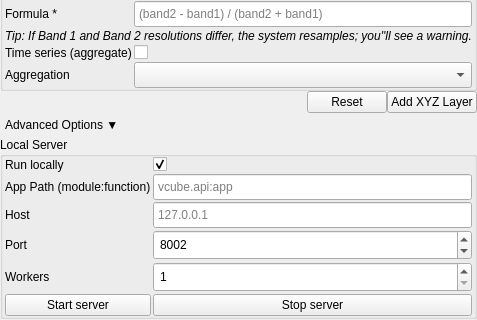
This is virtughan_qgis/tiler/tiler_form.ui in virtughan/qgis-plugin as Qt 5 draws it before an edit; both pictures show x 0 to 477 and y 350 to 670 of the 477 by 670 pixel window. The edited form follows.
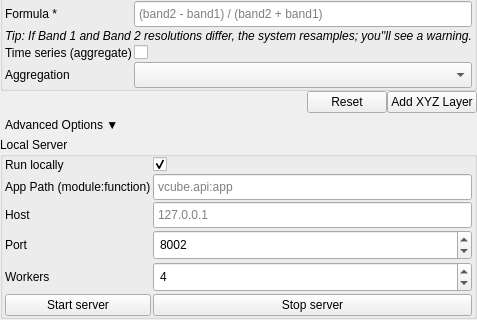
This is the edited form.

```diff
--- a/virtughan_qgis/tiler/tiler_form.ui
+++ b/virtughan_qgis/tiler/tiler_form.ui
@@ -578,7 +578,7 @@
             <widget class="QSpinBox" name="workersSpin">
             <property name="minimum"><number>1</number></property>
             <property name="maximum"><number>64</number></property>
-            <property name="value"><number>1</number></property>
+            <property name="value"><number>4</number></property>
             </widget>
         </item>
 
```
